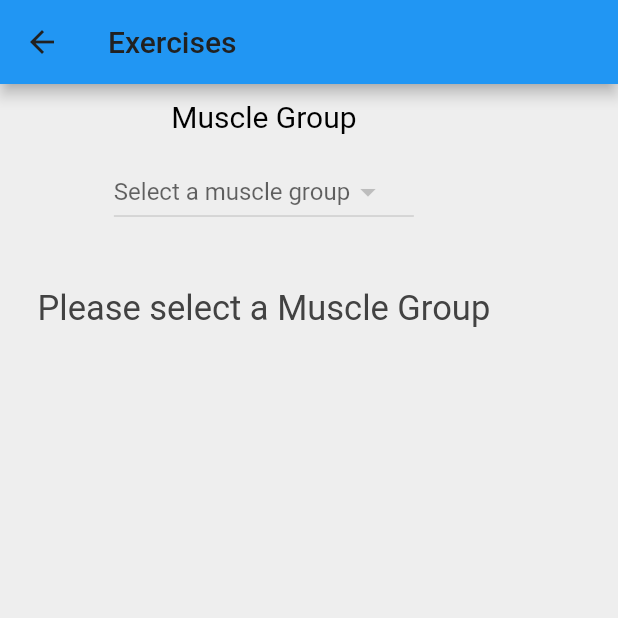
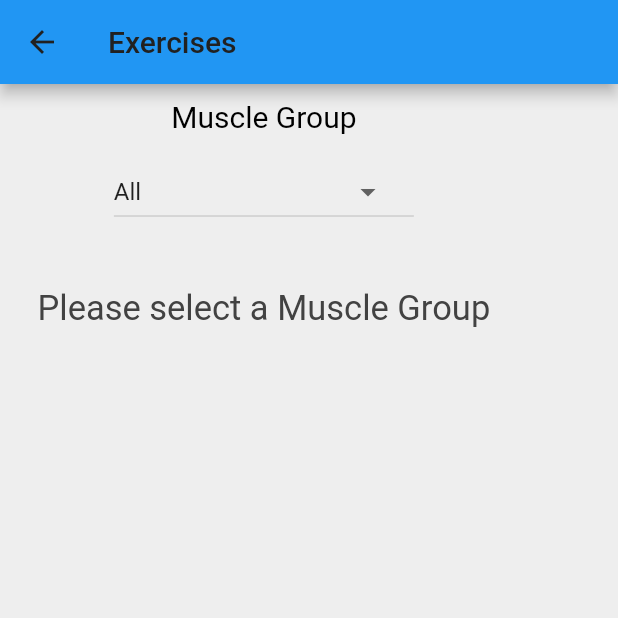
Before and after one commit to elizabethhillman/SeniorProjectGroup1, a Flutter app: the Exercises screen opened directly, on a phone screen of 412 x 824 dp, the top half of it. Run offline on Flutter 3.47's test engine with Material 2 defaults, Android fonts, the light colour scheme and no system bars; our stand-ins replace animated_text_kit, charts_flutter, flutter_slidable, google_fonts; missing offline and left inert: mysql1; network calls fail.

Commit message:
added search bar and edit workout feature

```diff
--- a/lib/view/exercises.dart
+++ b/lib/view/exercises.dart
@@ -1,10 +1,12 @@
 import 'dart:convert';
+import 'dart:math';
 import 'package:http/http.dart' as http;
+
 import 'package:fitlife/view/Widgets/ExerciseWidgets.dart';
 import 'package:flutter/material.dart';
+
 import '../model/Exercises.dart';
 import '../model/user_database.dart';
-
 
 class Exercises extends StatefulWidget {
   const Exercises({Key? key}) : super(key: key);
@@ -17,9 +19,12 @@ class _ExercisesState extends State<Exercises> {
   String? _selectedMuscleGroup;
   String? _selectedTarget;
   bool _hasSelected = false;
+  bool _isSearchEmpty = true;
   List<Exercise> exercises = [];
   List<Exercise> _selectedExercises = [];
+  List<Exercise> _filteredExercises = [];
   List<String?> _selectedTargets = ["All"];
+  final TextEditingController _searchController = TextEditingController();
 
 //TODO ADD FILTER FOR TARGETED MUSCLES
 
@@ -43,7 +48,8 @@ class _ExercisesState extends State<Exercises> {
     return capitalizedWords.join(" ");
   }
 
-  Future<void> _getExercises() async {    //TODO first use to save api requests,then comment this out after your exerciseapi database table gets populated,
+
+ /*Future<void> _getExercises() async {    //TODO first use to save api requests,then comment this out after your exerciseapi database table gets populated,
     String apiUrlMuscles = 'https://exercisedb.p.rapidapi.com/exercises';
     final Map<String, String> headers = {
       'X-Rapidapi-Key': '205d35886cmsh5b1ec99d4c12573p16cd50jsncec4aa535cd4',
@@ -95,9 +101,10 @@ class _ExercisesState extends State<Exercises> {
     } catch (e) {
       print("Error Occurred: $e");
     }
-  }
+  }*/
 
-/*  Future<void> _getExercises() async { //TODO uncomment this out, and comment out the above once your database is populated from the api
+  Future<void> _getExercises() async {
+    //TODO uncomment this out, and comment out the above once your database is populated from the api
     //idk how to add to model
     try {
       Database db = Database();
@@ -124,7 +131,7 @@ class _ExercisesState extends State<Exercises> {
     } catch (e) {
       print("Error Occurred: $e");
     }
-  }*/
+  }
 
   final PageController _pageController = PageController(initialPage: 0);
   int _currentPage = 0;
@@ -169,6 +176,16 @@ class _ExercisesState extends State<Exercises> {
             .where((Exercise exercise) =>
                 exercise.muscleGroup == _selectedMuscleGroup)
             .toList();
+
+    _filteredExercises = _selectedExercises.where((exercise) {
+      bool matchesSearch = _searchController.text.isEmpty ||
+          exercise.name!
+              .toLowerCase()
+              .contains(_searchController.text.toLowerCase());
+      bool matchesTarget = _selectedTargets.contains(exercise.target) ||
+          _selectedTargets.contains("All");
+      return matchesSearch && matchesTarget;
+    }).toList();
     return Scaffold(
       backgroundColor: Colors.grey[200],
       appBar: AppBar(
@@ -215,21 +232,70 @@ class _ExercisesState extends State<Exercises> {
                       _selectedMuscleGroup = newValue;
                       _selectedTarget =
                           null; // Reset selected target when changing muscle group
+                      _selectedTargets = [
+                        "All"
+                      ]; // Reset selected targets to contain only "All"
                     });
                   },
-                items: [...getUniqueMuscleGroups(exercises)]
-                    .map((muscleGroup) => DropdownMenuItem<String>(
+                  items: [
+                    const DropdownMenuItem<String>(
+                      value: null,
+                      child: Text("All"),
+                    ),
+                    ...getUniqueMuscleGroups(exercises)
+                        .map(
+                          (muscleGroup) => DropdownMenuItem<String>(
                             value: muscleGroup,
                             child: Text(muscleGroup ?? "All"),
-                        ))
+                          ),
+                        )
                         .toList(),
-              ),
+                  ]),
             ),
           ),
           const SizedBox(height: 10),
           if (_hasSelected) const SizedBox(height: 20),
           if (_hasSelected)
-            Wrap(
+            Padding(
+              padding: const EdgeInsets.all(8.0),
+              child: Stack(
+                children: [
+                  TextField(
+                    controller: _searchController,
+                    decoration: const InputDecoration(
+                      labelText: 'Search for an exercise',
+                      prefixIcon: Icon(Icons.search),
+                      border: OutlineInputBorder(
+                        borderRadius: BorderRadius.all(Radius.circular(25.0)),
+                      ),
+                    ),
+                    onChanged: (value) {
+                      setState(() {
+                        _isSearchEmpty = value.isEmpty;
+                      });
+                    },
+                  ),
+                  Positioned(
+                    right: 0,
+                    child: IconButton(
+                      icon: const Icon(Icons.clear),
+                      onPressed: () {
+                        setState(() {
+                          _searchController.clear();
+                          _isSearchEmpty = true;
+                        });
+                      },
+                      color: _isSearchEmpty ? Colors.grey : Colors.black,
+                    ),
+                  ),
+                ],
+              ),
+            ),
+          if (_hasSelected)
+            Visibility(
+              visible:
+                  _selectedMuscleGroup != null && _selectedMuscleGroup != "All",
+              child: Wrap(
                 spacing: 8.0,
                 children: [
                   for (String? target in [
@@ -251,10 +317,11 @@ class _ExercisesState extends State<Exercises> {
                     ),
                 ],
               ),
+            ),
           if (_hasSelected) //displays only if dropdown is selected
             Expanded(
               child: PageView.builder(
-                itemCount: _selectedExercises.length,
+                itemCount: _filteredExercises.length,
                 controller: _pageController,
                 onPageChanged: (int page) {
                   setState(() {
@@ -262,13 +329,20 @@ class _ExercisesState extends State<Exercises> {
                   });
                 },
                 itemBuilder: (context, index) {
-                  List<Exercise> filteredExercises =
-                      _selectedExercises.where((exercise) {
-                    return _selectedTargets.contains(exercise.target) ||
-                        _selectedTargets.contains("All");
-                  }).toList();
+                  if (_filteredExercises.isEmpty) {
+                    return Center(
+                      child: Text(
+                        'No exercises found',
+                        style: TextStyle(
+                          color: Colors.grey[900],
+                          fontSize: 23,
+                        ),
+                      ),
+                    );
+                  }
 
-                  Exercise selectedExercise = filteredExercises[index];
+                  Exercise selectedExercise = _filteredExercises[index];
+
                   return exerciseTile(
                     tileMuscleGroup: selectedExercise.muscleGroup,
                     tileWorkout: selectedExercise.name,
@@ -280,22 +354,41 @@ class _ExercisesState extends State<Exercises> {
                 },
               ),
             ),
-          if (_hasSelected) //TODO some1 fix this shit idk how it works
+          if (_hasSelected)
             Padding(
               padding: const EdgeInsets.all(16.0),
               child: Row(
-                mainAxisAlignment: MainAxisAlignment.start,
+                mainAxisAlignment: MainAxisAlignment.center,
                 children: [
-                  for (int i = 0; i < _selectedExercises.length; i++)
-                    Expanded(
-                      child: Container(
+                  for (int index = 0;
+                      index < min(8, _filteredExercises.length);
+                      index++)
+                    Container(
                       width: 10,
                       height: 10,
                       margin: const EdgeInsets.symmetric(horizontal: 4),
                       decoration: BoxDecoration(
                         shape: BoxShape.circle,
-                          color: _currentPage == i ? Colors.blue : Colors.grey,
+                        color:
+                            _currentPage == index ? Colors.blue : Colors.grey,
                       ),
+                    ),
+                  /*if (_filteredExercises.length > 8)
+                    const Padding(
+                      padding: EdgeInsets.symmetric(horizontal: 4),
+                      child: Text(
+                        '...',
+                        style: TextStyle(fontSize: 16, color: Colors.grey),
+                      ),
+                    ),*/
+                  if (_filteredExercises.length > 8)
+                    Container(
+                      width: 10,
+                      height: 10,
+                      margin: const EdgeInsets.symmetric(horizontal: 4),
+                      decoration: BoxDecoration(
+                        shape: BoxShape.circle,
+                        color: _currentPage >= 8 ? Colors.blue : Colors.grey,
                       ),
                     ),
                 ],
```
Also changed, not shown: lib/controller/EditExerciseDialog.dart (added, +131 -0 lines), lib/controller/addExercise.dart (+6 -2 lines), lib/view/workouts.dart (+25 -1 lines). Lines whose indentation alone changed are shown as unchanged.
